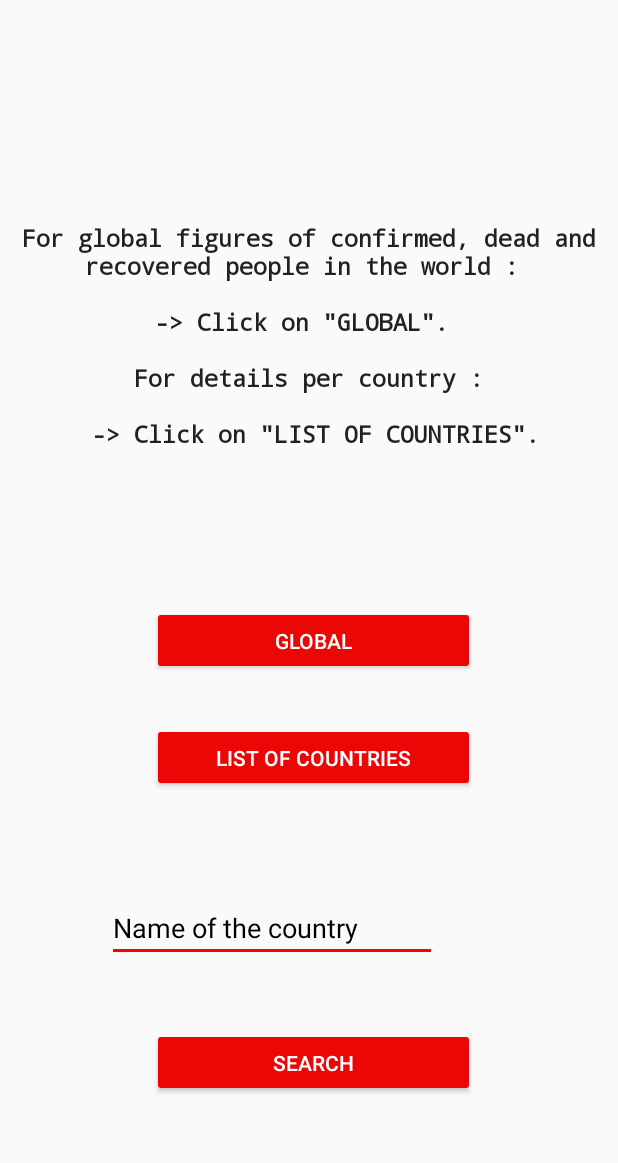
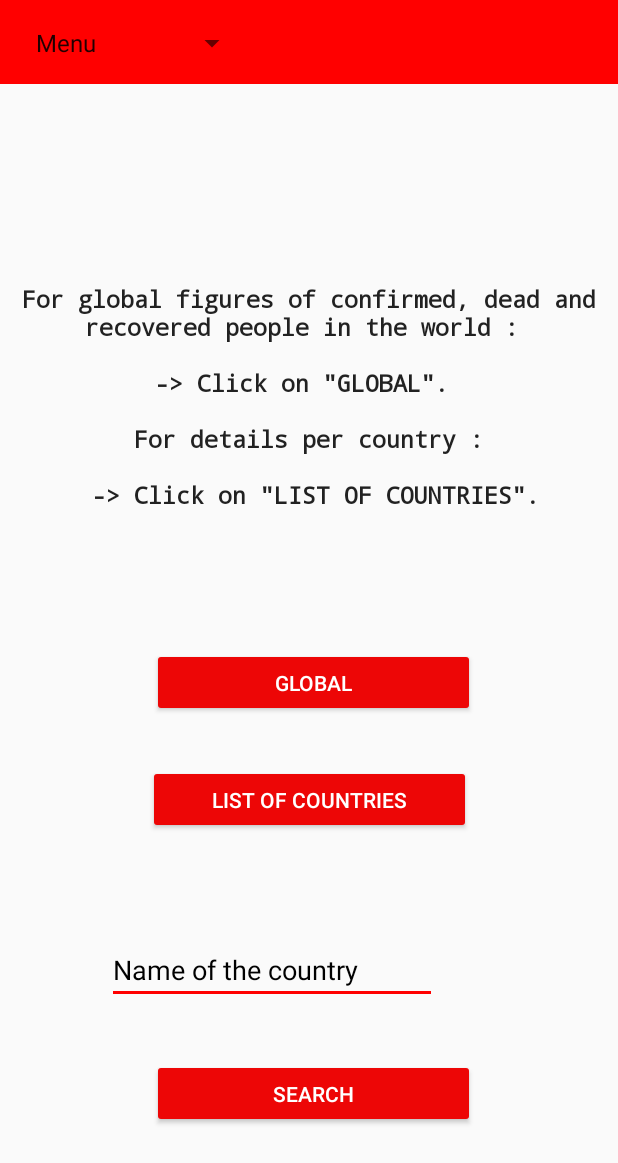
Before and after one commit to MarieDouguet/Android3A, an Android app: the MenuActivity screen opened directly, with no data from a screen before it, on a phone screen of 412 x 824 dp. Shown: the top 1163 px of the screen. Run offline under Robolectric (Android 15) with nearby library versions, the phone set to English and light mode, and no system bars; Roboto replaces fonts that are not available here.

Commit message:
Spinner ajouté à la page menu

```diff
--- a/app/src/main/java/com/example/android3a/presentation/view/ListAdapter.java
+++ b/app/src/main/java/com/example/android3a/presentation/view/ListAdapter.java
@@ -3,6 +3,7 @@ package com.example.android3a.presentation.view;
 import android.view.LayoutInflater;
 import android.view.View;
 import android.view.ViewGroup;
+import android.widget.Button;
 import android.widget.TextView;
 
 import androidx.recyclerview.widget.RecyclerView;
@@ -31,12 +32,14 @@ public class ListAdapter extends RecyclerView.Adapter<ListAdapter.ViewHolder>{
         TextView txtHeader;
         TextView txtFooter;
         View layout;
+        Button button;
 
         ViewHolder(View v) {
             super(v);
             layout = v;
             txtHeader = (TextView) v.findViewById(R.id.firstLine);
             txtFooter = (TextView) v.findViewById(R.id.secondLine);
+            button = (Button) v.findViewById(R.id.favBtn);
 
         }
     }
--- a/app/src/main/java/com/example/android3a/presentation/view/MenuActivity.java
+++ b/app/src/main/java/com/example/android3a/presentation/view/MenuActivity.java
@@ -6,10 +6,13 @@ import android.content.Intent;
 import android.os.Bundle;
 import android.os.Handler;
 import android.view.View;
+import android.widget.AdapterView;
+import android.widget.ArrayAdapter;
 import android.widget.Button;
 import android.widget.EditText;
 import android.widget.ListView;
 import android.widget.ProgressBar;
+import android.widget.Spinner;
 import android.widget.Toast;
 
 import com.example.android3a.R;
@@ -17,7 +20,7 @@ import com.example.android3a.presentation.model.Countries;
 
 import java.util.List;
 
-public class MenuActivity extends AppCompatActivity {
+public class MenuActivity extends AppCompatActivity implements AdapterView.OnItemSelectedListener {
 
     Button button_global;
     Button button_ListOfCountries;
@@ -27,11 +30,18 @@ public class MenuActivity extends AppCompatActivity {
     ListView lvRecent;
     private Handler handler;
     List<Countries> countriesList;
+    private Spinner spin;
 
     @Override
     protected void onCreate(Bundle savedInstanceState) {
         super.onCreate(savedInstanceState);
         setContentView(R.layout.menu_activity);
+
+        spin = (Spinner) findViewById(R.id.spinner);
+        ArrayAdapter<CharSequence> adapter = ArrayAdapter.createFromResource(this, R.array.menu, android.R.layout.simple_spinner_item);
+        adapter.setDropDownViewResource(android.R.layout.simple_spinner_dropdown_item);
+        spin.setAdapter(adapter);
+        spin.setOnItemSelectedListener(this);
 
         button_global = (Button) findViewById(R.id.button_global);
         button_global.setOnClickListener(new View.OnClickListener() {
@@ -87,4 +97,30 @@ public class MenuActivity extends AppCompatActivity {
     }
 
 
+    @Override
+    public void onItemSelected(AdapterView<?> parent, View view, int position, long id) {
+        Intent intent;
+        if (parent.getItemAtPosition(position).equals("Global")){
+            intent = new Intent(getApplicationContext(), globalFigures.class);
+            startActivity(intent);
+            finish();
+        }else if (parent.getItemAtPosition(position).equals("Countries")){
+            intent = new Intent(getApplicationContext(), covidActivity2.class);
+            startActivity(intent);
+            finish();
+        } else if (parent.getItemAtPosition(position).equals("Useful links")){
+            intent = new Intent(getApplicationContext(), LinksActivity.class);
+            startActivity(intent);
+            finish();
+        }else if (parent.getItemAtPosition(position).equals("About the app")) {
+            intent = new Intent(getApplicationContext(), AboutActivity.class);
+            startActivity(intent);
+            finish();
+        }
+    }
+
+    @Override
+    public void onNothingSelected(AdapterView<?> parent) {
+
+    }
 }
--- a/app/src/main/java/com/example/android3a/presentation/view/globalFigures.java
+++ b/app/src/main/java/com/example/android3a/presentation/view/globalFigures.java
@@ -22,6 +22,7 @@ import com.example.android3a.Singletons;
 import com.example.android3a.data.CovidAPI;
 import com.example.android3a.presentation.controller.covidController;
 import com.example.android3a.presentation.controller.globalFiguresController;
+import com.example.android3a.presentation.model.Global;
 import com.google.android.material.navigation.NavigationView;
 import com.google.gson.Gson;
 import com.google.gson.GsonBuilder;
@@ -54,6 +55,7 @@ public class globalFigures extends AppCompatActivity implements NavigationView.O
     private DrawerLayout mDrawerLayout;
     private NavigationView navigationView;
     private globalFiguresController controller;
+    Global global;
 
     @Override
     protected void onCreate(Bundle savedInstanceState) {
@@ -117,7 +119,7 @@ public class globalFigures extends AppCompatActivity implements NavigationView.O
         return true;
     }
 
-    public void showGlobal(CovidAPI.Global global) {
+    public void showGlobal(Global global) {
         Text2 = (TextView) findViewById(R.id.textView2);
         Text3 = (TextView) findViewById(R.id.textView3);
         Text4 = (TextView) findViewById(R.id.textView4);
--- /dev/null
+++ b/app/src/main/res/drawable/ic_favorite_red_24dp.xml
@@ -0,0 +1,5 @@
+<vector android:height="24dp" android:tint="#FF4C4C"
+    android:viewportHeight="24.0" android:viewportWidth="24.0"
+    android:width="24dp" xmlns:android="http://schemas.android.com/apk/res/android">
+    <path android:fillColor="#FF000000" android:pathData="M12,21.35l-1.45,-1.32C5.4,15.36 2,12.28 2,8.5 2,5.42 4.42,3 7.5,3c1.74,0 3.41,0.81 4.5,2.09C13.09,3.81 14.76,3 16.5,3 19.58,3 22,5.42 22,8.5c0,3.78 -3.4,6.86 -8.55,11.54L12,21.35z"/>
+</vector>
--- /dev/null
+++ b/app/src/main/res/drawable/ic_favorite_shadow_24dp.xml
@@ -0,0 +1,5 @@
+<vector android:height="24dp" android:tint="#888888"
+    android:viewportHeight="24.0" android:viewportWidth="24.0"
+    android:width="24dp" xmlns:android="http://schemas.android.com/apk/res/android">
+    <path android:fillColor="#FF000000" android:pathData="M12,21.35l-1.45,-1.32C5.4,15.36 2,12.28 2,8.5 2,5.42 4.42,3 7.5,3c1.74,0 3.41,0.81 4.5,2.09C13.09,3.81 14.76,3 16.5,3 19.58,3 22,5.42 22,8.5c0,3.78 -3.4,6.86 -8.55,11.54L12,21.35z"/>
+</vector>
--- a/app/src/main/res/layout/menu_activity.xml
+++ b/app/src/main/res/layout/menu_activity.xml
@@ -25,13 +25,12 @@
         android:id="@+id/button_listOfCountries"
         android:layout_width="215dp"
         android:layout_height="46dp"
-        android:layout_marginBottom="296dp"
+        android:layout_marginBottom="268dp"
         android:backgroundTint="#ED0606"
         android:text="@string/button_listOfCountries"
         android:textColor="@color/white"
         app:layout_constraintBottom_toBottomOf="parent"
         app:layout_constraintEnd_toEndOf="parent"
-        app:layout_constraintHorizontal_bias="0.515"
         app:layout_constraintStart_toStartOf="parent" />
 
     <TextView
@@ -50,7 +49,7 @@
         app:layout_constraintBottom_toTopOf="@+id/button_global"
         app:layout_constraintStart_toStartOf="parent"
         app:layout_constraintTop_toTopOf="parent"
-        app:layout_constraintVertical_bias="0.542" />
+        app:layout_constraintVertical_bias="0.643" />
 
     <LinearLayout
         android:id="@+id/linearLayout"
@@ -107,4 +106,21 @@
         app:layout_constraintStart_toStartOf="parent"
         app:layout_constraintTop_toBottomOf="@+id/btn_send">
     </ListView>
+
+    <include
+        android:id="@+id/include"
+        layout="@layout/toolbar" />
+
+    <Spinner
+        android:id="@+id/spinner"
+        android:layout_width="149dp"
+        android:layout_height="40dp"
+        android:layout_marginBottom="7dp"
+        app:layout_constraintBottom_toBottomOf="@+id/include"
+        app:layout_constraintEnd_toEndOf="parent"
+        app:layout_constraintHorizontal_bias="0.061"
+        app:layout_constraintStart_toStartOf="parent"
+        app:layout_constraintTop_toTopOf="@+id/include"
+        app:layout_constraintVertical_bias="1.0" />
+
 </androidx.constraintlayout.widget.ConstraintLayout>
--- a/app/src/main/res/values/colors.xml
+++ b/app/src/main/res/values/colors.xml
@@ -6,4 +6,7 @@
     <color name="black">#000000</color>
     <color name="white">#FFFFFF</color>
     <color name="red">#FF0000</color>
+    <color name="transparent">#00000000</color>
+    <color name="product_list_item_bg">#ffffff</color>
+    <color name="view_divider_color">#BABABA</color>
 </resources>
--- a/app/src/main/res/values/strings.xml
+++ b/app/src/main/res/values/strings.xml
@@ -33,4 +33,12 @@
     <string name="europe">In Europe :</string>
     <string name="britain">"In UK : "</string>
     <string name="france">"In France : "</string>
+    <string name="favorites">Favorites</string>
+    <string-array name="menu">
+        <item>Menu</item>
+        <item>Countries</item>
+        <item> Global </item>
+        <item>Useful links</item>
+        <item>About the app</item>
+    </string-array>
 </resources>
--- a/build.gradle
+++ b/build.gradle
@@ -9,7 +9,7 @@ buildscript {
     }
     dependencies {
         classpath 'com.android.tools.build:gradle:3.6.1'
-
+        classpath 'com.google.gms:google-services:4.3.3'
 
         // NOTE: Do not place your application dependencies here; they belong
         // in the individual module build.gradle files
```
Also changed, not shown: app/build.gradle (+7 -4 lines), app/src/main/AndroidManifest.xml (+14 -4 lines), app/src/main/java/com/example/android3a/data/CovidAPI.java (+2 -53 lines), app/src/main/java/com/example/android3a/data/CovidCallback.java (added, +15 -0 lines), app/src/main/java/com/example/android3a/data/CovidRepository.java (added, +80 -0 lines), app/src/main/java/com/example/android3a/notifications/NotificationsService.java (added, +19 -0 lines), app/src/main/java/com/example/android3a/presentation/controller/covidController.java (+5 -6 lines), app/src/main/java/com/example/android3a/presentation/controller/globalFiguresController.java (+12 -9 lines), app/src/main/java/com/example/android3a/presentation/view/covidActivity2.java (+0 -45 lines), app/src/main/res/color/item_click.xml (added, +8 -0 lines), app/src/main/res/layout/row_layout.xml (+17 -0 lines), 1 other file.
